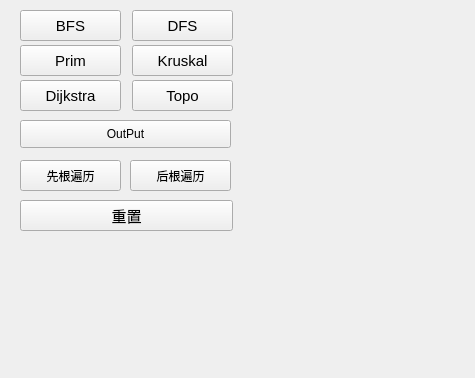
This is 2023/No.33/标准页面文件/GraphUI.ui in Data-Structure-Qt/DataStructureQt as Qt 5 draws it before an edit. The edited form follows.
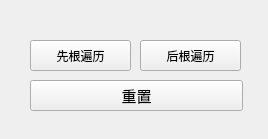
This is the edited form.

```diff
--- a/2023/No.33/标准页面文件/GraphUI.ui
+++ b/2023/No.33/标准页面文件/GraphUI.ui
@@ -6,78 +6,18 @@
    <rect>
     <x>0</x>
     <y>0</y>
-    <width>475</width>
-    <height>378</height>
+    <width>268</width>
+    <height>139</height>
    </rect>
   </property>
   <property name="windowTitle">
    <string>Form</string>
   </property>
-  <widget class="QPushButton" name="BFSpushButton">
-   <property name="geometry">
-    <rect>
-     <x>20</x>
-     <y>10</y>
-     <width>101</width>
-     <height>31</height>
-    </rect>
-   </property>
-   <property name="font">
-    <font>
-     <pointsize>11</pointsize>
-     <weight>50</weight>
-     <bold>false</bold>
-    </font>
-   </property>
-   <property name="text">
-    <string>BFS</string>
-   </property>
-  </widget>
-  <widget class="QPushButton" name="DFSpushButton">
-   <property name="geometry">
-    <rect>
-     <x>132</x>
-     <y>10</y>
-     <width>101</width>
-     <height>31</height>
-    </rect>
-   </property>
-   <property name="font">
-    <font>
-     <pointsize>11</pointsize>
-     <weight>50</weight>
-     <bold>false</bold>
-    </font>
-   </property>
-   <property name="text">
-    <string>DFS</string>
-   </property>
-  </widget>
-  <widget class="QPushButton" name="DjpushButton">
-   <property name="geometry">
-    <rect>
-     <x>20</x>
-     <y>80</y>
-     <width>101</width>
-     <height>31</height>
-    </rect>
-   </property>
-   <property name="font">
-    <font>
-     <pointsize>11</pointsize>
-     <weight>50</weight>
-     <bold>false</bold>
-    </font>
-   </property>
-   <property name="text">
-    <string>Dijkstra</string>
-   </property>
-  </widget>
   <widget class="QPushButton" name="ResetpushButton">
    <property name="geometry">
     <rect>
-     <x>20</x>
-     <y>200</y>
+     <x>30</x>
+     <y>80</y>
      <width>213</width>
      <height>31</height>
     </rect>
@@ -93,84 +33,11 @@
     <string>重置</string>
    </property>
   </widget>
-  <widget class="QPushButton" name="PrimpushButton">
-   <property name="geometry">
-    <rect>
-     <x>20</x>
-     <y>45</y>
-     <width>101</width>
-     <height>31</height>
-    </rect>
-   </property>
-   <property name="font">
-    <font>
-     <pointsize>11</pointsize>
-     <weight>50</weight>
-     <bold>false</bold>
-    </font>
-   </property>
-   <property name="text">
-    <string>Prim</string>
-   </property>
-  </widget>
-  <widget class="QPushButton" name="pushButton">
-   <property name="geometry">
-    <rect>
-     <x>132</x>
-     <y>45</y>
-     <width>101</width>
-     <height>31</height>
-    </rect>
-   </property>
-   <property name="font">
-    <font>
-     <pointsize>11</pointsize>
-     <weight>50</weight>
-     <bold>false</bold>
-    </font>
-   </property>
-   <property name="text">
-    <string>Kruskal</string>
-   </property>
-  </widget>
-  <widget class="QPushButton" name="TopoButton">
-   <property name="geometry">
-    <rect>
-     <x>132</x>
-     <y>80</y>
-     <width>101</width>
-     <height>31</height>
-    </rect>
-   </property>
-   <property name="font">
-    <font>
-     <pointsize>11</pointsize>
-     <weight>50</weight>
-     <bold>false</bold>
-    </font>
-   </property>
-   <property name="text">
-    <string>Topo</string>
-   </property>
-  </widget>
-  <widget class="QPushButton" name="outPutButton">
-   <property name="geometry">
-    <rect>
-     <x>20</x>
-     <y>120</y>
-     <width>211</width>
-     <height>28</height>
-    </rect>
-   </property>
-   <property name="text">
-    <string>OutPut</string>
-   </property>
-  </widget>
   <widget class="QPushButton" name="pushButton_2">
    <property name="geometry">
     <rect>
-     <x>20</x>
-     <y>160</y>
+     <x>30</x>
+     <y>40</y>
      <width>101</width>
      <height>31</height>
     </rect>
@@ -182,8 +49,8 @@
   <widget class="QPushButton" name="pushButton_3">
    <property name="geometry">
     <rect>
-     <x>130</x>
-     <y>160</y>
+     <x>140</x>
+     <y>40</y>
      <width>101</width>
      <height>31</height>
     </rect>
```
Left out of the diff: 112 changed lines with no effect on the pictures.
